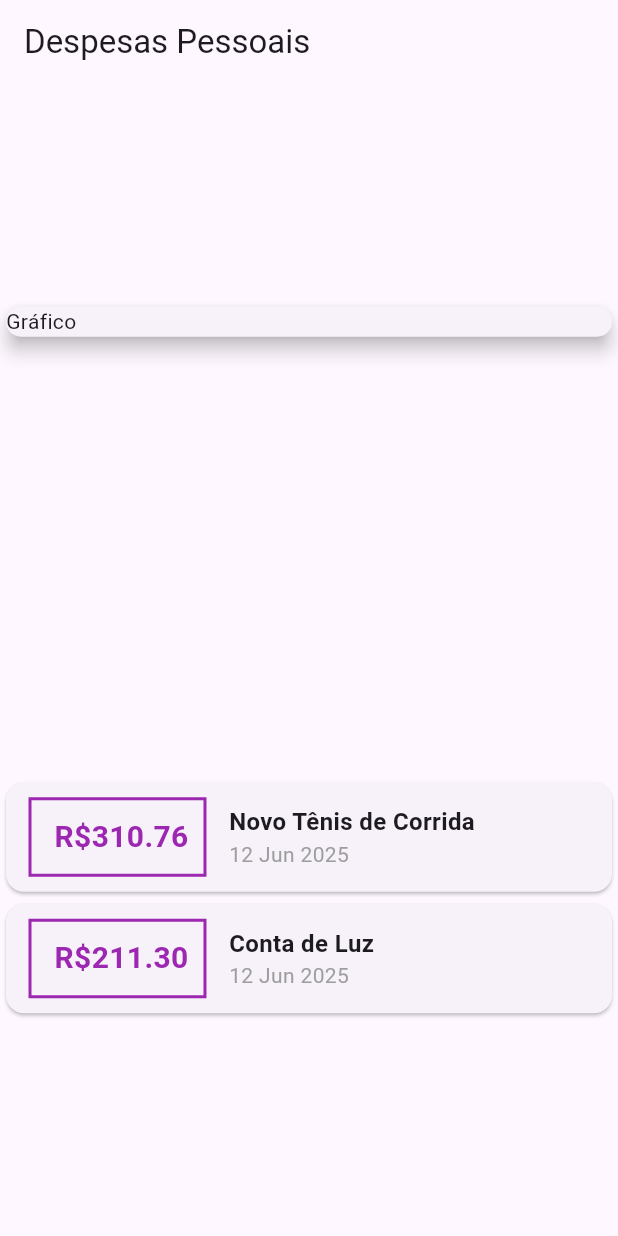
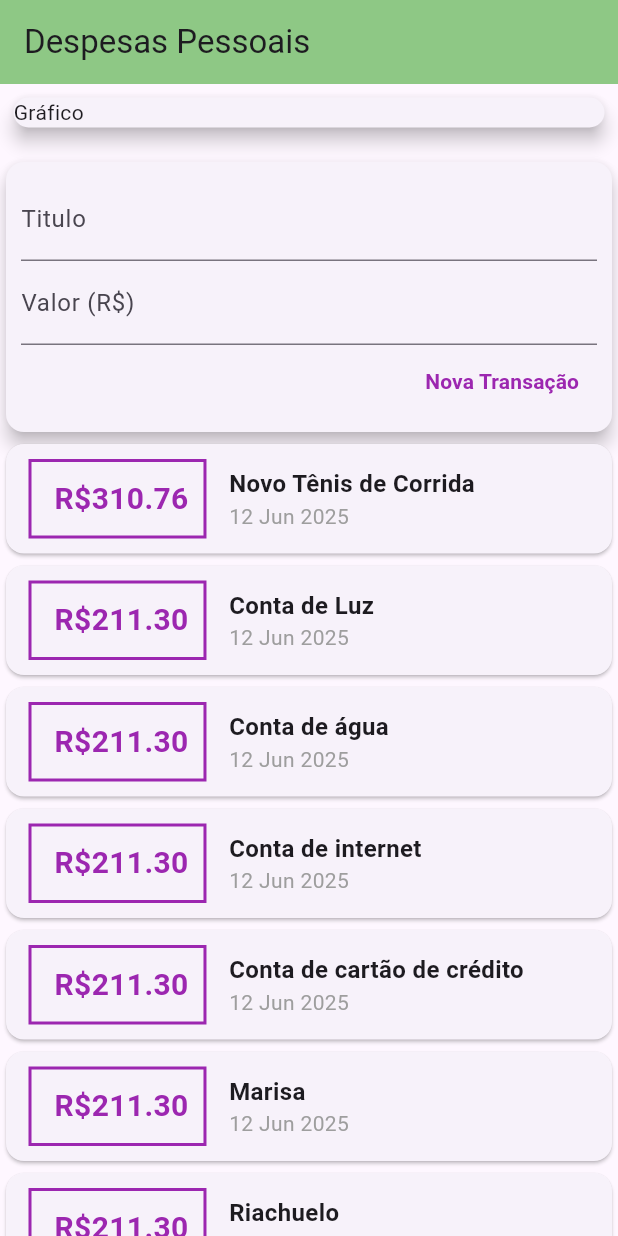
Before and after one commit to gregoriando/flutter_expenses, a Flutter app: the screen it shows after launch, on a phone screen of 412 x 824 dp. Run offline on Flutter 3.47's test engine with Material 3 defaults, Android fonts, the light colour scheme and no system bars.

Commit message:
feat 'Construcao de classes importantes para o aprendizado da aplicação, estamos componetizando o aplicativo'

```diff
--- /dev/null
+++ b/lib/components/transaction_form.dart
@@ -0,0 +1,61 @@
+import 'package:flutter/material.dart';
+
+class TransactionForm extends StatelessWidget {
+  final titleController = TextEditingController();
+  final valueController = TextEditingController();
+  final Function(String, double) onSubmit;
+  TransactionForm(this.onSubmit, {super.key});
+
+  void _submitForm() {
+    //Faz um submit da nova transação (botão)
+    final title = titleController.text;
+    final value = double.tryParse(valueController.text) ?? 0.0;
+    if (title.isEmpty || value <= 0) {
+      return;
+    }
+    onSubmit(title, value);
+  }
+
+  @override
+  Widget build(BuildContext context) {
+    return Card(
+      elevation: 5,
+      child: Padding(
+        padding: const EdgeInsets.all(10),
+        child: Column(
+          children: [
+            TextField(
+              controller: titleController,
+              //serve para submit no teclado para nao precisar apertar nota transacao
+              onSubmitted: (_) => _submitForm(),
+              decoration: const InputDecoration(labelText: 'Titulo'),
+            ),
+            TextField(
+              controller: valueController,
+              keyboardType: TextInputType.numberWithOptions(decimal: true),
+              onSubmitted: (_) => _submitForm(),
+              decoration: InputDecoration(labelText: 'Valor (R\$)'),
+            ),
+            Row(
+              mainAxisAlignment: MainAxisAlignment.end,
+              children: [
+                TextButton(
+                  onPressed: () {
+                    _submitForm();
+                  },
+                  child: Text(
+                    'Nova Transação',
+                    style: TextStyle(
+                      color: Colors.purple,
+                      fontWeight: FontWeight.bold,
+                    ),
+                  ),
+                ),
+              ],
+            ),
+          ],
+        ),
+      ),
+    );
+  }
+}
--- /dev/null
+++ b/lib/components/transaction_list.dart
@@ -0,0 +1,59 @@
+import 'package:flutter/material.dart';
+import 'package:flutter_expenses/models/transaction.dart';
+import 'package:intl/intl.dart';
+
+class TransactionList extends StatelessWidget {
+  final List<Transaction> transactions;
+
+  const TransactionList(this.transactions, {super.key});
+
+  @override
+  Widget build(BuildContext context) {
+    return Container(
+      height: 800,
+      child: ListView.builder(
+        itemCount: transactions.length,
+        itemBuilder: (ctx, index) {
+          final tr = transactions[index];
+          return Card(
+            child: Row(
+              children: [
+                Container(
+                  margin: EdgeInsets.symmetric(horizontal: 15, vertical: 10),
+                  decoration: BoxDecoration(
+                    border: Border.all(color: Colors.purple, width: 2),
+                  ),
+                  padding: EdgeInsets.all(10),
+                  child: Text(
+                    ' R\$${tr.value.toStringAsFixed(2)}',
+                    style: TextStyle(
+                      fontWeight: FontWeight.bold,
+                      fontSize: 20,
+                      color: Colors.purple,
+                    ),
+                  ),
+                ),
+                Column(
+                  crossAxisAlignment: CrossAxisAlignment.start,
+                  children: [
+                    Text(
+                      tr.title,
+                      style: TextStyle(
+                        fontWeight: FontWeight.bold,
+                        fontSize: 16,
+                      ),
+                    ),
+                    Text(
+                      DateFormat('d MMM y').format(tr.date),
+                      style: TextStyle(color: Colors.grey),
+                    ),
+                  ],
+                ),
+              ],
+            ),
+          );
+        },
+      ),
+    );
+  }
+}
--- /dev/null
+++ b/lib/components/transaction_user.dart
@@ -0,0 +1,115 @@
+import 'dart:math';
+
+import 'package:flutter/material.dart';
+import 'package:flutter_expenses/components/transaction_form.dart';
+import 'package:flutter_expenses/components/transaction_list.dart';
+import 'package:flutter_expenses/models/transaction.dart';
+
+class TransactionUser extends StatefulWidget {
+  const TransactionUser({super.key});
+
+  @override
+  State<TransactionUser> createState() => _TransactionUserState();
+}
+
+class _TransactionUserState extends State<TransactionUser> {
+  final List<Transaction> _transactions = [
+    Transaction(
+      id: 't1',
+      title: 'Novo Tênis de Corrida',
+      value: 310.76,
+      date: DateTime.now(),
+    ),
+    Transaction(
+      id: 't2',
+      title: 'Conta de Luz',
+      value: 211.30,
+      date: DateTime.now(),
+    ),
+    Transaction(
+      id: 't3',
+      title: 'Conta de água',
+      value: 211.30,
+      date: DateTime.now(),
+    ),
+    Transaction(
+      id: 't4',
+      title: 'Conta de internet',
+      value: 211.30,
+      date: DateTime.now(),
+    ),
+    Transaction(
+      id: 't5',
+      title: 'Conta de cartão de crédito',
+      value: 211.30,
+      date: DateTime.now(),
+    ),
+    Transaction(id: 't6', title: 'Marisa', value: 211.30, date: DateTime.now()),
+    Transaction(
+      id: 't7',
+      title: 'Riachuelo',
+      value: 211.30,
+      date: DateTime.now(),
+    ),
+    Transaction(id: 't8', title: 'Renner', value: 211.30, date: DateTime.now()),
+    Transaction(id: 't9', title: 'Iptu', value: 211.30, date: DateTime.now()),
+    Transaction(
+      id: 't10',
+      title: 'Conta de gas',
+      value: 211.30,
+      date: DateTime.now(),
+    ),
+    Transaction(
+      id: 't11',
+      title: 'Prestação do Carro',
+      value: 211.30,
+      date: DateTime.now(),
+    ),
+    Transaction(
+      id: 't12',
+      title: 'Prestação da moto',
+      value: 211.30,
+      date: DateTime.now(),
+    ),
+    Transaction(
+      id: 't13',
+      title: ' Magic',
+      value: 211.30,
+      date: DateTime.now(),
+    ),
+    Transaction(
+      id: 't14',
+      title: 'Conta de Bonecos',
+      value: 211.30,
+      date: DateTime.now(),
+    ),
+    Transaction(
+      id: 't15',
+      title: 'Alimentação',
+      value: 211.30,
+      date: DateTime.now(),
+    ),
+  ];
+
+  void _addTransaction(String title, double value) {
+    final newTransaction = Transaction(
+      id: Random().nextDouble().toString(),
+      title: title,
+      value: value,
+      date: DateTime.now(),
+    );
+    setState(() {
+      _transactions.add(newTransaction);
+    });
+  }
+
+  @override
+  Widget build(BuildContext context) {
+    return Column(
+      children: [
+        TransactionForm(_addTransaction),
+        TransactionList(_transactions),
+      ],
+    );
+  }
+}
--- a/lib/main.dart
+++ b/lib/main.dart
@@ -1,6 +1,5 @@
 import 'package:flutter/material.dart';
-import 'package:flutter_expenses/models/transaction.dart';
-import 'package:intl/intl.dart';
+import 'package:flutter_expenses/components/transaction_user.dart';
 
 void main() {
   runApp(ExpensesApp());
@@ -16,81 +15,28 @@ class ExpensesApp extends StatelessWidget {
 }
 
 class MyHomePage extends StatelessWidget {
-  final _transactions = [
-    Transaction(
-      id: 't1',
-      title: 'Novo Tênis de Corrida',
-      value: 310.76,
-      date: DateTime.now(),
-    ),
-    Transaction(
-      id: 't2',
-      title: 'Conta de Luz',
-      value: 211.30,
-      date: DateTime.now(),
-    ),
-  ];
-
-  MyHomePage({super.key});
+  const MyHomePage({super.key});
 
   @override
   Widget build(BuildContext context) {
     return Scaffold(
-      appBar: AppBar(title: Text('Despesas Pessoais')),
-      body: Column(
-        mainAxisAlignment: MainAxisAlignment.spaceAround,
+      appBar: AppBar(
+        backgroundColor: const Color.fromARGB(255, 142, 200, 133),
+        title: Text('Despesas Pessoais'),
+      ),
+      body: SingleChildScrollView(
+        child: Column(
+          spacing: 10,
           crossAxisAlignment: CrossAxisAlignment.stretch,
           children: [
-          SizedBox(
+            Container(
+              padding: EdgeInsets.all(5),
               width: double.infinity,
               child: Card(elevation: 5, child: Text('Gráfico')),
             ),
-
-          Column(
-            children: _transactions.map((tr) {
-              return Card(
-                child: Row(
-                  children: [
-                    Container(
-                      margin: EdgeInsets.symmetric(
-                        horizontal: 15,
-                        vertical: 10,
-                      ),
-                      decoration: BoxDecoration(
-                        border: Border.all(color: Colors.purple, width: 2),
-                      ),
-                      padding: EdgeInsets.all(10),
-                      child: Text(
-                        ' R\$${tr.value.toStringAsFixed(2)}',
-                        style: TextStyle(
-                          fontWeight: FontWeight.bold,
-                          fontSize: 20,
-                          color: Colors.purple,
-                        ),
-                      ),
-                    ),
-                    Column(
-                      crossAxisAlignment: CrossAxisAlignment.start,
-                      children: [
-                        Text(
-                          tr.title,
-                          style: TextStyle(
-                            fontWeight: FontWeight.bold,
-                            fontSize: 16,
-                          ),
-                        ),
-                        Text(
-                          DateFormat('d MMM y').format(tr.date),
-                          style: TextStyle(color: Colors.grey),
-                        ),
+            TransactionUser(),
           ],
         ),
-                  ],
-                ),
-              );
-            }).toList(),
-          ),
-        ],
       ),
     );
   }
--- a/pubspec.yaml
+++ b/pubspec.yaml
@@ -30,6 +30,7 @@ environment:
 dependencies:
   flutter:
     sdk: flutter
+  intl: ^0.20.2
 
   # The following adds the Cupertino Icons font to your application.
   # Use with the CupertinoIcons class for iOS style icons.
@@ -38,7 +39,6 @@ dependencies:
 dev_dependencies:
   flutter_test:
     sdk: flutter
-  intl: ^0.20.2
 
   # The "flutter_lints" package below contains a set of recommended lints to
   # encourage good coding practices. The lint set provided by the package is
```
Also changed, not shown: pubspec.lock. Lines whose indentation alone changed are shown as unchanged.
